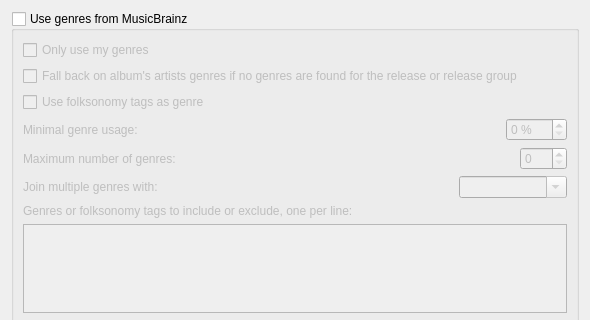
This is ui/options_genres.ui in metabrainz/picard as Qt 5 draws it before an edit; both pictures show x 0 to 590 and y 0 to 320 of the 590 by 471 pixel window. The edited form follows.
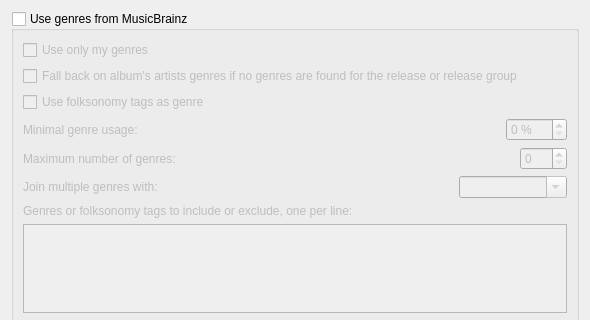
This is the edited form.

```diff
--- a/ui/options_genres.ui
+++ b/ui/options_genres.ui
@@ -29,7 +29,7 @@
       <item>
        <widget class="QCheckBox" name="only_my_genres">
         <property name="text">
-         <string>Only use my genres</string>
+         <string>Use only my genres</string>
         </property>
        </widget>
       </item>
```
